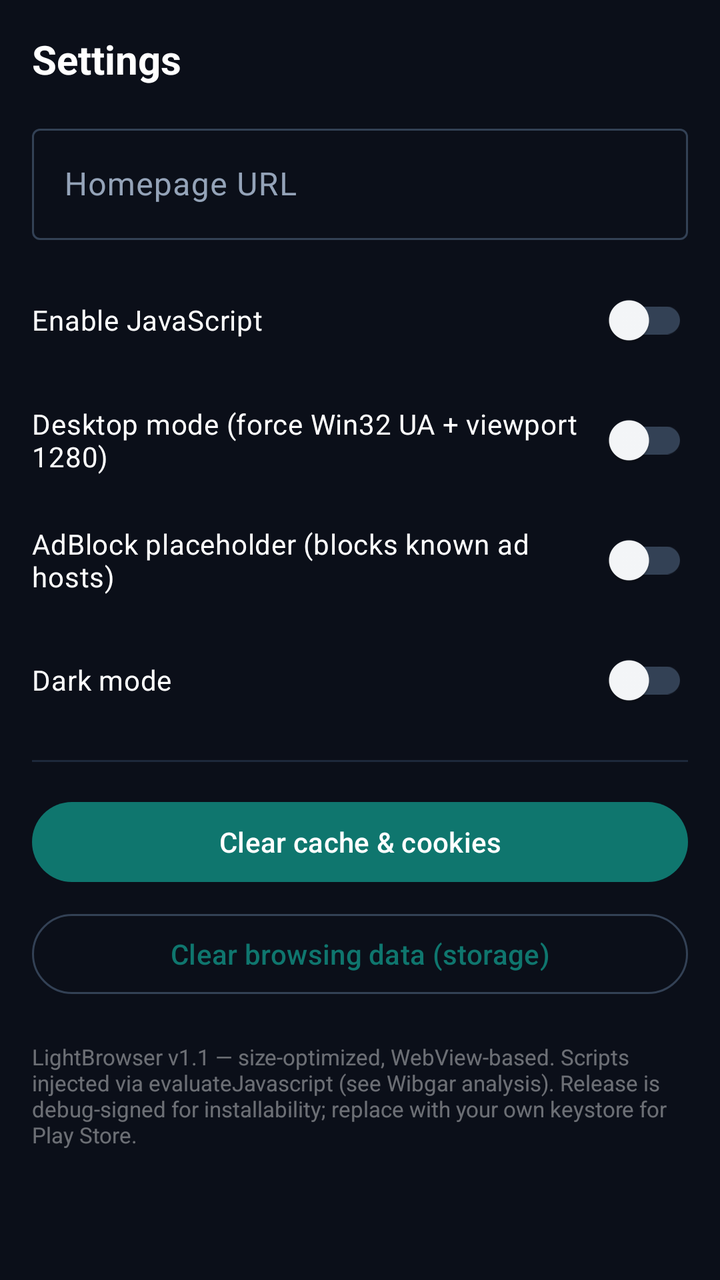
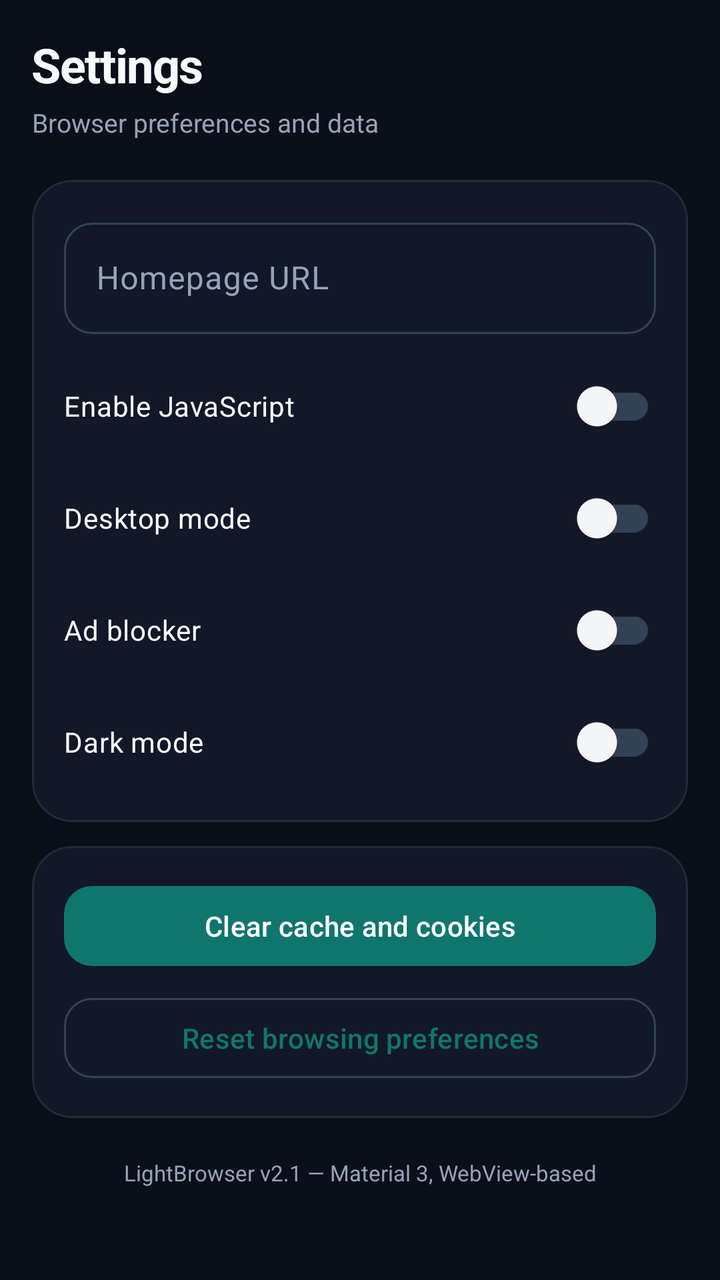

Before-and-after screenshots of an Android layout around one commit, followed by the original layout XML and the change that was made.
<!-- AndroidManifest.xml: application theme Theme.LightBrowser -->
<!-- res/layout/fragment_settings.xml -->
<?xml version="1.0" encoding="utf-8"?>
<ScrollView xmlns:android="http://schemas.android.com/apk/res/android"
    android:layout_width="match_parent" android:layout_height="match_parent"
    android:background="@color/bg_dark">

    <LinearLayout android:layout_width="match_parent" android:layout_height="wrap_content"
        android:orientation="vertical" android:padding="16dp">

        <TextView android:layout_width="wrap_content" android:layout_height="wrap_content"
            android:text="Settings" android:textColor="@color/white" android:textSize="20sp" android:textStyle="bold"/>

        <com.google.android.material.textfield.TextInputLayout
            android:layout_width="match_parent" android:layout_height="wrap_content"
            android:layout_marginTop="16dp" style="@style/Widget.Material3.TextInputLayout.OutlinedBox">
            <com.google.android.material.textfield.TextInputEditText android:id="@+id/etHome"
                android:layout_width="match_parent" android:layout_height="wrap_content"
                android:hint="Homepage URL" android:textColor="@color/white" android:inputType="textUri"/>
        </com.google.android.material.textfield.TextInputLayout>

        <com.google.android.material.switchmaterial.SwitchMaterial android:id="@+id/swJs"
            android:layout_width="match_parent" android:layout_height="wrap_content"
            android:layout_marginTop="16dp" android:text="Enable JavaScript" android:textColor="@color/white"/>

        <com.google.android.material.switchmaterial.SwitchMaterial android:id="@+id/swDesktop"
            android:layout_width="match_parent" android:layout_height="wrap_content"
            android:layout_marginTop="12dp" android:text="Desktop mode (force Win32 UA + viewport 1280)" android:textColor="@color/white"/>

        <com.google.android.material.switchmaterial.SwitchMaterial android:id="@+id/swAdblock"
            android:layout_width="match_parent" android:layout_height="wrap_content"
            android:layout_marginTop="12dp" android:text="AdBlock placeholder (blocks known ad hosts)" android:textColor="@color/white"/>

        <com.google.android.material.switchmaterial.SwitchMaterial android:id="@+id/swDarkMode"
            android:layout_width="match_parent" android:layout_height="wrap_content"
            android:layout_marginTop="12dp" android:text="Dark mode" android:textColor="@color/white"/>

        <View android:layout_width="match_parent" android:layout_height="1dp" android:background="#1E293B" android:layout_marginVertical="16dp"/>

        <com.google.android.material.button.MaterialButton android:id="@+id/btnClearCache"
            android:layout_width="match_parent" android:layout_height="wrap_content" android:text="Clear cache &amp; cookies"/>

        <com.google.android.material.button.MaterialButton android:id="@+id/btnClearHistory"
            android:layout_width="match_parent" android:layout_height="wrap_content" android:text="Clear browsing data (storage)"
            style="@style/Widget.Material3.Button.OutlinedButton" android:layout_marginTop="8dp"/>

        <TextView android:layout_width="match_parent" android:layout_height="wrap_content"
            android:layout_marginTop="20dp" android:textColor="#66FFFFFF" android:textSize="11sp"
            android:text="LightBrowser v1.1 — size-optimized, WebView-based. Scripts injected via evaluateJavascript (see Wibgar analysis). Release is debug-signed for installability; replace with your own keystore for Play Store."/>
    </LinearLayout>
</ScrollView>
<!-- resources referenced by this layout -->
<resources>
  <color name="bg_dark">#0B0F19</color>
  <color name="white">#FFFFFF</color>
  <style name="Theme.LightBrowser" parent="Theme.Material3.DayNight.NoActionBar">
          <item name="colorPrimary">@color/teal_700</item>
          <item name="colorOnPrimary">@color/white</item>
          <item name="colorPrimaryContainer">@color/teal_200</item>
          <item name="colorOnPrimaryContainer">@color/black</item>
          <item name="colorSecondary">@color/teal_200</item>
          <item name="colorSecondaryContainer">@color/teal_700</item>
          <item name="colorSurface">@color/surface</item>
          <item name="colorSurfaceVariant">@color/surfaceVariant</item>
          <item name="colorOnSurface">@color/onSurface</item>
          <item name="colorOnSurfaceVariant">@color/onSurfaceVariant</item>
          <item name="colorOutline">@color/outline</item>
          <item name="android:statusBarColor">@android:color/transparent</item>
          <item name="android:navigationBarColor">@android:color/transparent</item>
          <item name="android:windowLightStatusBar">false</item>
          <item name="android:windowLightNavigationBar">false</item>
          <item name="bottomNavigationStyle">@style/Widget.LightBrowser.BottomNav</item>
          
          <item name="textAppearanceTitleLarge">@style/TextAppearance.LightBrowser.TitleLarge</item>
          <item name="textAppearanceBodyMedium">@style/TextAppearance.LightBrowser.Body</item>
      </style>
  <color name="teal_700">#0F766E</color>
  <color name="teal_200">#5EEAD4</color>
  <color name="black">#000000</color>
  <color name="surface">#121827</color>
  <color name="surfaceVariant">#1E293B</color>
  <color name="onSurface">#F8FAFC</color>
  <color name="onSurfaceVariant">#94A3B8</color>
  <color name="outline">#334155</color>
  <style name="Widget.LightBrowser.BottomNav" parent="Widget.Material3.BottomNavigationView">
          <item name="android:background">@color/surface</item>
          <item name="itemIconTint">@color/bottom_nav_colors</item>
          <item name="itemTextColor">@color/bottom_nav_colors</item>
          <item name="itemActiveIndicatorStyle">@style/Widget.LightBrowser.Indicator</item>
      </style>
  <style name="TextAppearance.LightBrowser.TitleLarge" parent="TextAppearance.Material3.TitleLarge">
          <item name="android:fontFamily">sans-serif</item>
          <item name="android:textColor">@color/onSurface</item>
          <item name="android:letterSpacing">-0.02</item>
      </style>
  <style name="TextAppearance.LightBrowser.Body" parent="TextAppearance.Material3.BodyMedium">
          <item name="android:fontFamily">sans-serif</item>
          <item name="android:textColor">@color/onSurfaceVariant</item>
      </style>
  <style name="Widget.LightBrowser.Indicator" parent="Widget.Material3.BottomNavigationView.ActiveIndicator">
          <item name="android:color">@color/teal_200</item>
          <item name="shapeAppearance">@style/ShapeAppearance.Material3.SmallComponent</item>
      </style>
</resources>

<!-- the commit's change to res/layout/fragment_settings.xml (unified diff, before → after) -->
@@ -1,49 +1,143 @@
 <?xml version="1.0" encoding="utf-8"?>
 <ScrollView xmlns:android="http://schemas.android.com/apk/res/android"
-    android:layout_width="match_parent" android:layout_height="match_parent"
-    android:background="@color/bg_dark">
+    xmlns:app="http://schemas.android.com/apk/res-auto"
+    android:layout_width="match_parent"
+    android:layout_height="match_parent"
+    android:background="@color/bg_dark"
+    android:clipToPadding="false">
 
-    <LinearLayout android:layout_width="match_parent" android:layout_height="wrap_content"
-        android:orientation="vertical" android:padding="16dp">
+    <LinearLayout
+        android:layout_width="match_parent"
+        android:layout_height="wrap_content"
+        android:orientation="vertical"
+        android:padding="16dp">
 
-        <TextView android:layout_width="wrap_content" android:layout_height="wrap_content"
-            android:text="Settings" android:textColor="@color/white" android:textSize="20sp" android:textStyle="bold"/>
+        <TextView
+            android:layout_width="wrap_content"
+            android:layout_height="wrap_content"
+            android:text="Settings"
+            android:textColor="@color/onSurface"
+            android:textSize="24sp"
+            android:textStyle="bold"
+            android:letterSpacing="-0.02" />
 
-        <com.google.android.material.textfield.TextInputLayout
-            android:layout_width="match_parent" android:layout_height="wrap_content"
-            android:layout_marginTop="16dp" style="@style/Widget.Material3.TextInputLayout.OutlinedBox">
-            <com.google.android.material.textfield.TextInputEditText android:id="@+id/etHome"
-                android:layout_width="match_parent" android:layout_height="wrap_content"
-                android:hint="Homepage URL" android:textColor="@color/white" android:inputType="textUri"/>
-        </com.google.android.material.textfield.TextInputLayout>
+        <TextView
+            android:layout_width="wrap_content"
+            android:layout_height="wrap_content"
+            android:layout_marginTop="4dp"
+            android:text="Browser preferences and data"
+            android:textColor="@color/onSurfaceVariant"
+            android:textSize="13sp" />
 
-        <com.google.android.material.switchmaterial.SwitchMaterial android:id="@+id/swJs"
-            android:layout_width="match_parent" android:layout_height="wrap_content"
-            android:layout_marginTop="16dp" android:text="Enable JavaScript" android:textColor="@color/white"/>
+        <com.google.android.material.card.MaterialCardView
+            android:layout_width="match_parent"
+            android:layout_height="wrap_content"
+            android:layout_marginTop="20dp"
+            app:cardCornerRadius="20dp"
+            app:cardBackgroundColor="@color/surface"
+            app:strokeColor="#14FFFFFF"
+            app:strokeWidth="1dp"
+            app:cardElevation="0dp">
 
-        <com.google.android.material.switchmaterial.SwitchMaterial android:id="@+id/swDesktop"
-            android:layout_width="match_parent" android:layout_height="wrap_content"
-            android:layout_marginTop="12dp" android:text="Desktop mode (force Win32 UA + viewport 1280)" android:textColor="@color/white"/>
+            <LinearLayout
+                android:layout_width="match_parent"
+                android:layout_height="wrap_content"
+                android:orientation="vertical"
+                android:padding="16dp">
 
-        <com.google.android.material.switchmaterial.SwitchMaterial android:id="@+id/swAdblock"
-            android:layout_width="match_parent" android:layout_height="wrap_content"
-            android:layout_marginTop="12dp" android:text="AdBlock placeholder (blocks known ad hosts)" android:textColor="@color/white"/>
+                <com.google.android.material.textfield.TextInputLayout
+                    android:layout_width="match_parent"
+                    android:layout_height="wrap_content"
+                    style="@style/Widget.Material3.TextInputLayout.OutlinedBox"
+                    app:boxCornerRadiusTopStart="14dp"
+                    app:boxCornerRadiusTopEnd="14dp"
+                    app:boxCornerRadiusBottomStart="14dp"
+                    app:boxCornerRadiusBottomEnd="14dp">
 
-        <com.google.android.material.switchmaterial.SwitchMaterial android:id="@+id/swDarkMode"
-            android:layout_width="match_parent" android:layout_height="wrap_content"
-            android:layout_marginTop="12dp" android:text="Dark mode" android:textColor="@color/white"/>
+                    <com.google.android.material.textfield.TextInputEditText
+                        android:id="@+id/etHome"
+                        android:layout_width="match_parent"
+                        android:layout_height="wrap_content"
+                        android:hint="Homepage URL"
+                        android:textColor="@color/onSurface"
+                        android:inputType="textUri" />
+                </com.google.android.material.textfield.TextInputLayout>
 
-        <View android:layout_width="match_parent" android:layout_height="1dp" android:background="#1E293B" android:layout_marginVertical="16dp"/>
+                <com.google.android.material.switchmaterial.SwitchMaterial
+                    android:id="@+id/swJs"
+                    android:layout_width="match_parent"
+                    android:layout_height="wrap_content"
+                    android:layout_marginTop="12dp"
+                    android:text="Enable JavaScript"
+                    android:textColor="@color/onSurface" />
 
-        <com.google.android.material.button.MaterialButton android:id="@+id/btnClearCache"
-            android:layout_width="match_parent" android:layout_height="wrap_content" android:text="Clear cache &amp; cookies"/>
+                <com.google.android.material.switchmaterial.SwitchMaterial
+                    android:id="@+id/swDesktop"
+                    android:layout_width="match_parent"
+                    android:layout_height="wrap_content"
+                    android:layout_marginTop="8dp"
+                    android:text="Desktop mode"
+                    android:textColor="@color/onSurface" />
 
-        <com.google.android.material.button.MaterialButton android:id="@+id/btnClearHistory"
-            android:layout_width="match_parent" android:layout_height="wrap_content" android:text="Clear browsing data (storage)"
-            style="@style/Widget.Material3.Button.OutlinedButton" android:layout_marginTop="8dp"/>
+                <com.google.android.material.switchmaterial.SwitchMaterial
+                    android:id="@+id/swAdblock"
+                    android:layout_width="match_parent"
+                    android:layout_height="wrap_content"
+                    android:layout_marginTop="8dp"
+                    android:text="Ad blocker"
+                    android:textColor="@color/onSurface" />
 
-        <TextView android:layout_width="match_parent" android:layout_height="wrap_content"
-            android:layout_marginTop="20dp" android:textColor="#66FFFFFF" android:textSize="11sp"
-            android:text="LightBrowser v1.1 — size-optimized, WebView-based. Scripts injected via evaluateJavascript (see Wibgar analysis). Release is debug-signed for installability; replace with your own keystore for Play Store."/>
+                <com.google.android.material.switchmaterial.SwitchMaterial
+                    android:id="@+id/swDarkMode"
+                    android:layout_width="match_parent"
+                    android:layout_height="wrap_content"
+                    android:layout_marginTop="8dp"
+                    android:text="Dark mode"
+                    android:textColor="@color/onSurface" />
+            </LinearLayout>
+        </com.google.android.material.card.MaterialCardView>
+
+        <com.google.android.material.card.MaterialCardView
+            android:layout_width="match_parent"
+            android:layout_height="wrap_content"
+            android:layout_marginTop="12dp"
+            app:cardCornerRadius="20dp"
+            app:cardBackgroundColor="@color/surface"
+            app:strokeColor="#14FFFFFF"
+            app:strokeWidth="1dp"
+            app:cardElevation="0dp">
+
+            <LinearLayout
+                android:layout_width="match_parent"
+                android:layout_height="wrap_content"
+                android:orientation="vertical"
+                android:padding="16dp">
+
+                <com.google.android.material.button.MaterialButton
+                    android:id="@+id/btnClearCache"
+                    android:layout_width="match_parent"
+                    android:layout_height="wrap_content"
+                    android:text="Clear cache and cookies"
+                    app:cornerRadius="14dp" />
+
+                <com.google.android.material.button.MaterialButton
+                    android:id="@+id/btnClearHistory"
+                    android:layout_width="match_parent"
+                    android:layout_height="wrap_content"
+                    android:layout_marginTop="8dp"
+                    android:text="Reset browsing preferences"
+                    style="@style/Widget.Material3.Button.OutlinedButton"
+                    app:cornerRadius="14dp" />
+            </LinearLayout>
+        </com.google.android.material.card.MaterialCardView>
+
+        <TextView
+            android:layout_width="match_parent"
+            android:layout_height="wrap_content"
+            android:layout_marginTop="20dp"
+            android:gravity="center"
+            android:textColor="@color/onSurfaceVariant"
+            android:textSize="11sp"
+            android:text="LightBrowser v2.1 — Material 3, WebView-based" />
     </LinearLayout>
 </ScrollView>
